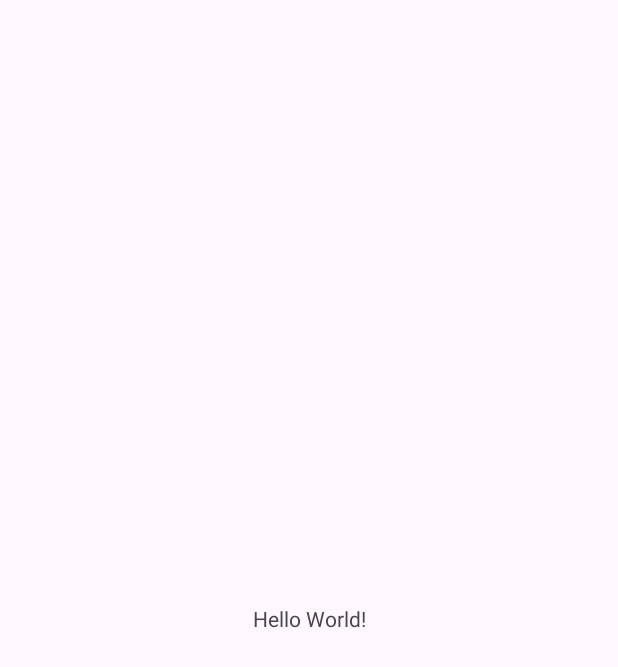
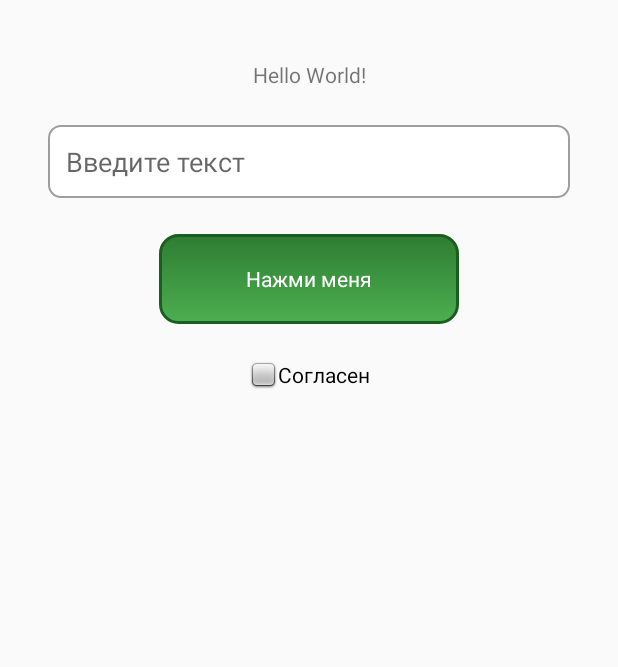
Before and after one commit to Heismos/SolenStadABDataBase, an Android app: the screen it shows after launch (MainActivity before the commit, User after it), on a phone screen of 412 x 824 dp. Before the commit the part shown is almost empty. Shown: the top 667 px of the screen. Run offline under Robolectric (Android 15) with nearby library versions, the phone set to English and light mode, and no system bars.

Commit message:
отменена стандартная тема внедрены стили кнопки чека едита

```diff
--- a/app/src/main/AndroidManifest.xml
+++ b/app/src/main/AndroidManifest.xml
@@ -1,7 +1,7 @@
 <?xml version="1.0" encoding="utf-8"?>
 <manifest xmlns:android="http://schemas.android.com/apk/res/android"
     xmlns:tools="http://schemas.android.com/tools">
-
+    <uses-permission android:name="android.permission.INTERNET" />
     <application
         android:allowBackup="true"
         android:dataExtractionRules="@xml/data_extraction_rules"
@@ -10,10 +10,11 @@
         android:label="@string/app_name"
         android:roundIcon="@mipmap/ic_launcher_round"
         android:supportsRtl="true"
-        android:theme="@style/Theme.SolenStadABDataBase"
+        android:theme="@style/Theme.SolenStadAB"
         tools:targetApi="31">
         <activity
-            android:name=".MainActivity"
+            android:name=".User"
+            android:screenOrientation="portrait"
             android:exported="true">
             <intent-filter>
                 <action android:name="android.intent.action.MAIN" />
--- a/app/src/main/java/com/example/solenstadabdatabase/MainActivity.java
+++ /dev/null
@@ -1,24 +0,0 @@
-package com.example.solenstadabdatabase;
-
-import android.os.Bundle;
-import android.widget.TextView;
-import androidx.activity.EdgeToEdge;
-import androidx.appcompat.app.AppCompatActivity;
-import androidx.core.graphics.Insets;
-import androidx.core.view.ViewCompat;
-import androidx.core.view.WindowInsetsCompat;
-
-public class MainActivity extends AppCompatActivity {
-
-    @Override
-    protected void onCreate(Bundle savedInstanceState) {
-        super.onCreate(savedInstanceState);
-        EdgeToEdge.enable(this);
-        setContentView(R.layout.activity_main);
-        ViewCompat.setOnApplyWindowInsetsListener(findViewById(R.id.main), (v, insets) -> {
-            Insets systemBars = insets.getInsets(WindowInsetsCompat.Type.systemBars());
-            v.setPadding(systemBars.left, systemBars.top, systemBars.right, systemBars.bottom);
-            return insets;
-        });
-    }
-}
--- /dev/null
+++ b/app/src/main/java/com/example/solenstadabdatabase/User.java
@@ -0,0 +1,56 @@
+package com.example.solenstadabdatabase;
+import android.view.WindowManager;
+import android.os.Bundle;
+import android.view.View;
+import androidx.activity.EdgeToEdge;
+import androidx.appcompat.app.AppCompatActivity;
+import androidx.core.graphics.Insets;
+import androidx.core.view.ViewCompat;
+import androidx.core.view.WindowInsetsCompat;
+import android.os.Bundle;
+import android.widget.Button;
+import android.widget.CheckBox;
+import android.widget.EditText;
+import android.widget.Toast;
+
+import androidx.appcompat.app.AppCompatActivity;
+
+public class User extends AppCompatActivity {
+    private Button myButton;
+    private EditText editText;
+    private CheckBox myCheckBox;
+    @Override
+    protected void onCreate(Bundle savedInstanceState) {
+        super.onCreate(savedInstanceState);
+        EdgeToEdge.enable(this);
+        getWindow().getDecorView().setSystemUiVisibility(
+                View.SYSTEM_UI_FLAG_FULLSCREEN |
+                        View.SYSTEM_UI_FLAG_HIDE_NAVIGATION |
+                        View.SYSTEM_UI_FLAG_IMMERSIVE_STICKY
+        );
+        getWindow().setFlags(
+                WindowManager.LayoutParams.FLAG_FULLSCREEN,
+                WindowManager.LayoutParams.FLAG_FULLSCREEN
+        );
+        setContentView(R.layout.user);
+        ViewCompat.setOnApplyWindowInsetsListener(findViewById(R.id.main), (v, insets) -> {
+            Insets systemBars = insets.getInsets(WindowInsetsCompat.Type.systemBars());
+            v.setPadding(systemBars.left, systemBars.top, systemBars.right, systemBars.bottom);
+            return insets;
+        });
+
+        // Находим элементы по id
+        myButton = findViewById(R.id.my_button);
+        editText = findViewById(R.id.editText);
+        myCheckBox = findViewById(R.id.my_checkbox);
+
+        myButton.setOnClickListener(view -> {
+            String text = editText.getText().toString();
+            boolean checked = myCheckBox.isChecked();
+
+            String message = "Текст: " + text + "\n" + (checked ? "Чекбокс отмечен" : "Чекбокс не отмечен");
+            Toast.makeText(User.this, message, Toast.LENGTH_SHORT).show();
+        });
+    }
+
+}
--- /dev/null
+++ b/app/src/main/res/drawable/button_background.xml
@@ -0,0 +1,13 @@
+<?xml version="1.0" encoding="utf-8"?>
+<shape xmlns:android="http://schemas.android.com/apk/res/android"
+    android:shape="rectangle">
+
+    <gradient
+        android:startColor="#4CAF50"
+        android:endColor="#2E7D32"
+        android:angle="90"/>
+    <corners android:radius="12dp"/>
+    <stroke
+        android:width="2dp"
+        android:color="#1B5E20"/>
+</shape>
--- /dev/null
+++ b/app/src/main/res/drawable/custom_checkbox.xml
@@ -0,0 +1,9 @@
+<?xml version="1.0" encoding="utf-8"?>
+<selector xmlns:android="http://schemas.android.com/apk/res/android">
+
+    <item android:state_checked="true"
+        android:drawable="@android:drawable/checkbox_on_background"/>
+    <item android:state_checked="false"
+        android:drawable="@android:drawable/checkbox_off_background"/>
+
+</selector>
--- /dev/null
+++ b/app/src/main/res/drawable/edit_background.xml
@@ -0,0 +1,8 @@
+<?xml version="1.0" encoding="utf-8"?>
+<shape xmlns:android="http://schemas.android.com/apk/res/android"
+    android:shape="rectangle">
+
+    <solid android:color="#FFFFFF"/>
+    <stroke android:width="1dp" android:color="#9E9E9E"/>
+    <corners android:radius="8dp"/>
+</shape>
--- a/app/src/main/res/layout/activity_main.xml
+++ /dev/null
@@ -1,19 +0,0 @@
-<?xml version="1.0" encoding="utf-8"?>
-<androidx.constraintlayout.widget.ConstraintLayout xmlns:android="http://schemas.android.com/apk/res/android"
-    xmlns:app="http://schemas.android.com/apk/res-auto"
-    xmlns:tools="http://schemas.android.com/tools"
-    android:id="@+id/main"
-    android:layout_width="match_parent"
-    android:layout_height="match_parent"
-    tools:context=".MainActivity">
-
-    <TextView
-        android:layout_width="wrap_content"
-        android:layout_height="wrap_content"
-        android:text="Hello World!"
-        app:layout_constraintBottom_toBottomOf="parent"
-        app:layout_constraintEnd_toEndOf="parent"
-        app:layout_constraintStart_toStartOf="parent"
-        app:layout_constraintTop_toTopOf="parent" />
-
-</androidx.constraintlayout.widget.ConstraintLayout>
--- /dev/null
+++ b/app/src/main/res/layout/user.xml
@@ -0,0 +1,63 @@
+<?xml version="1.0" encoding="utf-8"?>
+<androidx.constraintlayout.widget.ConstraintLayout
+    xmlns:android="http://schemas.android.com/apk/res/android"
+    xmlns:app="http://schemas.android.com/apk/res-auto"
+    xmlns:tools="http://schemas.android.com/tools"
+    android:id="@+id/main"
+    android:layout_width="match_parent"
+    android:layout_height="match_parent"
+    tools:context=".User">
+
+    <!-- Текст -->
+    <TextView
+        android:id="@+id/textHello"
+        android:layout_width="wrap_content"
+        android:layout_height="wrap_content"
+        android:text="Hello World!"
+        app:layout_constraintTop_toTopOf="parent"
+        app:layout_constraintStart_toStartOf="parent"
+        app:layout_constraintEnd_toEndOf="parent"
+        android:layout_marginTop="40dp"/>
+
+    <!-- Поле ввода -->
+    <EditText
+        android:id="@+id/editText"
+        android:layout_width="0dp"
+        android:layout_height="wrap_content"
+        android:hint="Введите текст"
+        android:padding="12dp"
+        android:background="@drawable/edit_background"
+        android:textColor="#000000"
+        app:layout_constraintTop_toBottomOf="@id/textHello"
+        app:layout_constraintStart_toStartOf="parent"
+        app:layout_constraintEnd_toEndOf="parent"
+        android:layout_marginTop="24dp"
+        android:layout_marginHorizontal="32dp"/>
+
+    <!-- Кнопка -->
+    <Button
+        android:id="@+id/my_button"
+        android:layout_width="200dp"
+        android:layout_height="60dp"
+        android:text="Нажми меня"
+        android:background="@drawable/button_background"
+        android:textColor="#FFFFFF"
+        app:layout_constraintTop_toBottomOf="@id/editText"
+        app:layout_constraintStart_toStartOf="parent"
+        app:layout_constraintEnd_toEndOf="parent"
+        android:layout_marginTop="24dp"/>
+
+    <!-- Чекбокс -->
+    <CheckBox
+        android:id="@+id/my_checkbox"
+        android:layout_width="wrap_content"
+        android:layout_height="wrap_content"
+        android:text="Согласен"
+        android:button="@drawable/custom_checkbox"
+        android:textColor="#000000"
+        app:layout_constraintTop_toBottomOf="@id/my_button"
+        app:layout_constraintStart_toStartOf="parent"
+        app:layout_constraintEnd_toEndOf="parent"
+        android:layout_marginTop="24dp"/>
+
+</androidx.constraintlayout.widget.ConstraintLayout>
--- /dev/null
+++ b/app/src/main/res/values/styles.xml
@@ -0,0 +1,17 @@
+<?xml version="1.0" encoding="utf-8"?>
+<resources>
+    <style name="CustomButton" parent="android:Widget.Button">
+        <item name="android:background">@drawable/button_background</item>
+        <item name="android:textColor">#FFFFFF</item>
+    </style>
+
+    <style name="CustomEditText" parent="android:Widget.EditText">
+        <item name="android:background">@drawable/edit_background</item>
+        <item name="android:textColor">#000000</item>
+    </style>
+
+    <style name="CustomCheckBox" parent="android:Widget.CompoundButton.CheckBox">
+        <item name="android:button">@drawable/custom_checkbox</item>
+        <item name="android:textColor">#000000</item>
+    </style>
+</resources>
--- a/app/src/main/res/values/themes.xml
+++ b/app/src/main/res/values/themes.xml
@@ -1,9 +1,9 @@
 <resources xmlns:tools="http://schemas.android.com/tools">
     <!-- Base application theme. -->
-    <style name="Base.Theme.SolenStadABDataBase" parent="Theme.Material3.DayNight.NoActionBar">
-        <!-- Customize your light theme here. -->
-        <!-- <item name="colorPrimary">@color/my_light_primary</item> -->
+    <style name="Theme.SolenStadAB" parent="Theme.AppCompat.Light.NoActionBar">
+        <item name="buttonStyle">@style/CustomButton</item>
+        <item name="editTextStyle">@style/CustomEditText</item>
+        <item name="checkboxStyle">@style/CustomCheckBox</item>
     </style>
 
-    <style name="Theme.SolenStadABDataBase" parent="Base.Theme.SolenStadABDataBase" />
 </resources>
```
